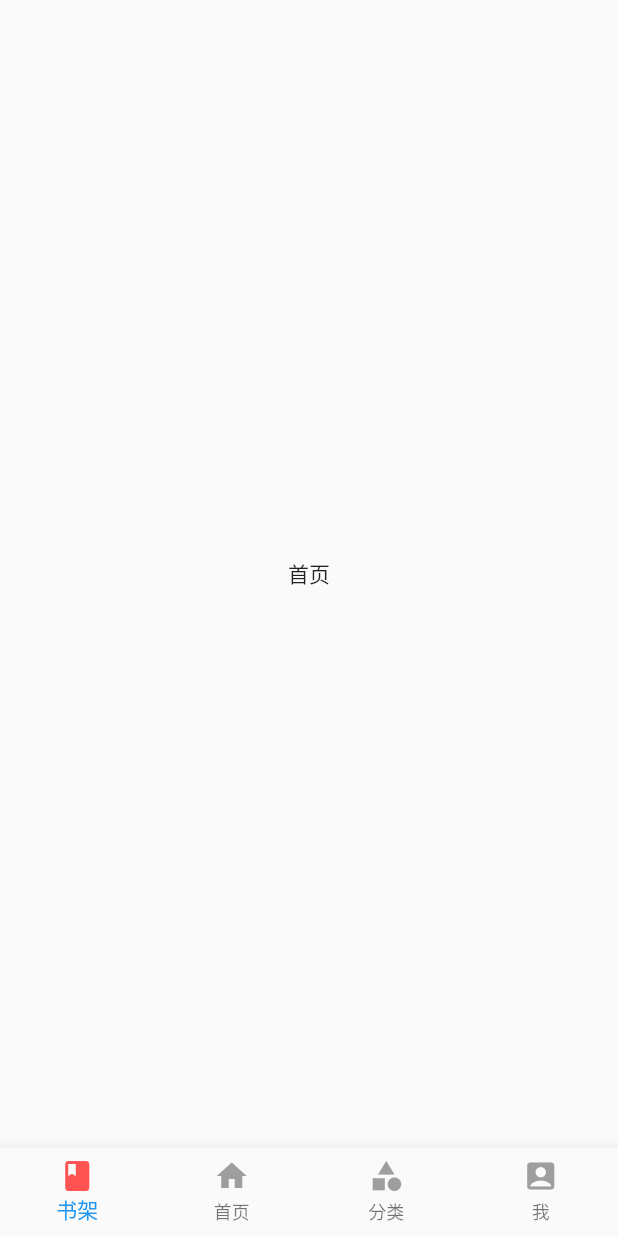
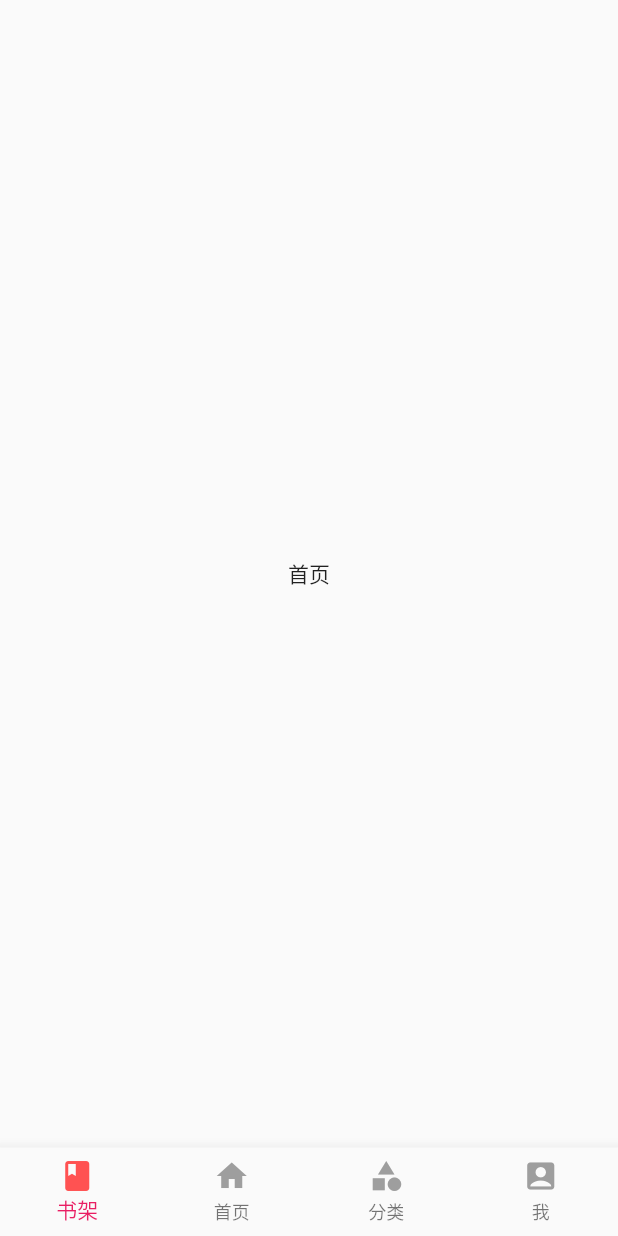
Before and after one commit to baoguok/Flutter_NovelReader, a Flutter app: the screen it shows after launch, swiped to page 2, on a phone screen of 412 x 824 dp. Run offline on Flutter 3.47's test engine with Material 2 defaults, Android fonts, the phone set to English and light mode, and no system bars; our stand-ins replace flutter_screenutil.

Commit message:
书架页面

```diff
--- a/lib/main.dart
+++ b/lib/main.dart
@@ -8,18 +8,10 @@ class MyApp extends StatelessWidget {
   @override
   Widget build(BuildContext context) {
     return MaterialApp(
-      title: 'Flutter Demo',
+      title: '爱看',
+      debugShowCheckedModeBanner: false,
       theme: ThemeData(
-        // This is the theme of your application.
-        //
-        // Try running your application with "flutter run". You'll see the
-        // application has a blue toolbar. Then, without quitting the app, try
-        // changing the primarySwatch below to Colors.green and then invoke
-        // "hot reload" (press "r" in the console where you ran "flutter run",
-        // or simply save your changes to "hot reload" in a Flutter IDE).
-        // Notice that the counter didn't reset back to zero; the application
-        // is not restarted.
-        primarySwatch: Colors.blue,
+        primarySwatch: Colors.pink,
       ),
       home: TabNavigator(),
     );
```
Also changed, not shown: lib/pages/bookshelf_page.dart (deleted, +0 -17 lines).
